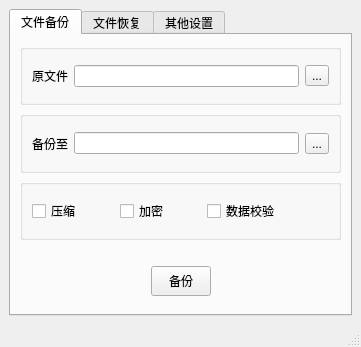
WSUFish/tar_simu, file mainwindow.ui: the form before one commit.
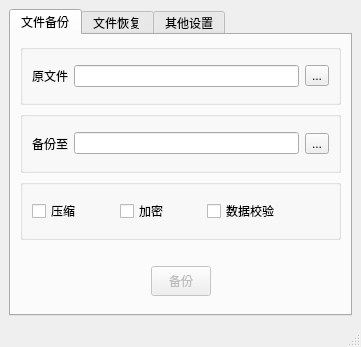
The form after the commit. The open tabs and pages were chosen to show the change.

What changed in the file:
```diff
--- a/mainwindow.ui
+++ b/mainwindow.ui
@@ -200,6 +200,9 @@
            </item>
            <item row="1" column="1">
             <widget class="QPushButton" name="okPushButton">
+             <property name="enabled">
+              <bool>false</bool>
+             </property>
              <property name="minimumSize">
               <size>
                <width>60</width>
```
Left out of the diff: 8 changed lines with no effect on the pictures.
